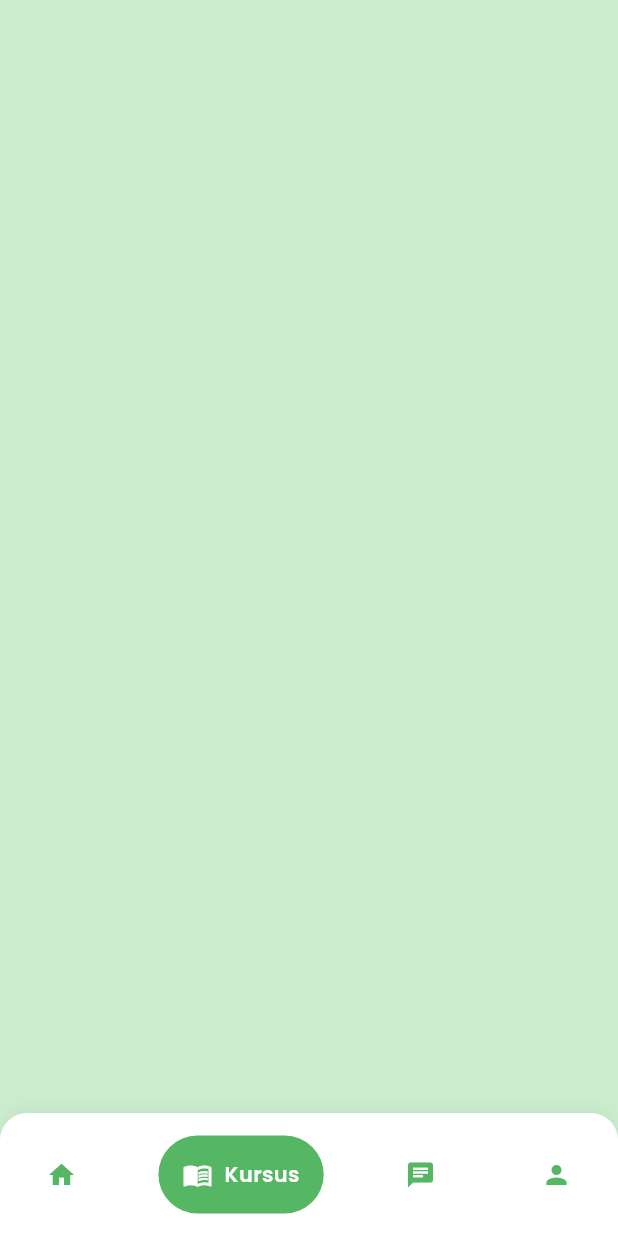
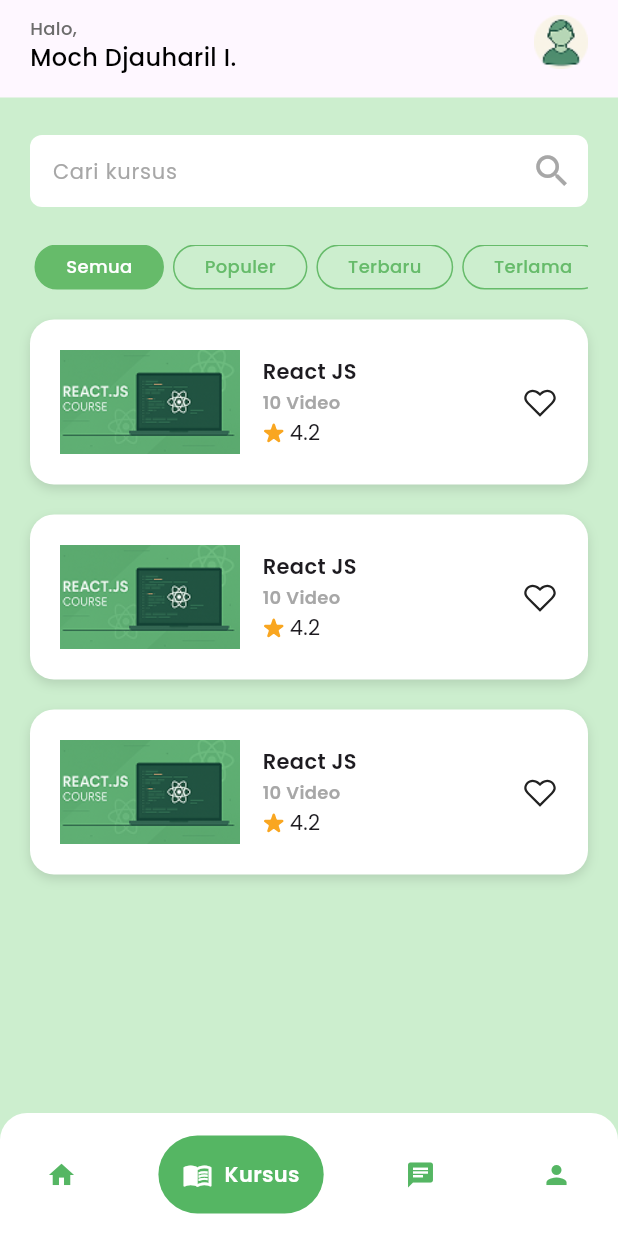
Before and after one commit to yowxy/Ngodingin, a Flutter app: the screen it shows after launch, item 2 of the bottom bar chosen, on a phone screen of 412 x 824 dp. Run offline on Flutter 3.47's test engine with Material 3 defaults, Android fonts, the light colour scheme and no system bars; drawn by our look-alikes of google_nav_bar; our stand-ins replace flutter_svg, google_fonts, line_icons.

Commit message:
feat: slicing course pages

```diff
--- a/lib/features/home/screens/course.dart
+++ b/lib/features/home/screens/course.dart
@@ -1,4 +1,8 @@
 import 'package:flutter/material.dart';
+import 'package:hology_fe/features/home/widgets/category_time_slider.dart';
+import 'package:hology_fe/features/home/widgets/course_card.dart';
+import 'package:hology_fe/features/home/widgets/header.dart';
+import 'package:hology_fe/shared/theme.dart';
 
 class Course extends StatefulWidget {
   const Course({super.key});
@@ -10,6 +14,65 @@ class Course extends StatefulWidget {
 class _CourseState extends State<Course> {
   @override
   Widget build(BuildContext context) {
-    return Container();
+    return Scaffold(
+      body: SafeArea(
+        child: Column(
+          crossAxisAlignment: CrossAxisAlignment.start,
+          children: [
+            Header(),
+            Expanded(
+              child: Container(
+                color: whitegreenColor,
+                width: double.infinity,
+                height: double.infinity,
+                child: SingleChildScrollView(
+                  child: Padding(
+                    padding: EdgeInsetsGeometry.symmetric(
+                      horizontal: 20,
+                      vertical: 10,
+                    ),
+                    child: Column(
+                      crossAxisAlignment: CrossAxisAlignment.start,
+                      children: [
+                        SizedBox(height: 15),
+                        Container(
+                          decoration: BoxDecoration(
+                            color: Colors.white,
+                            borderRadius: BorderRadius.circular(8),
+                          ),
+                          child: TextField(
+                            textAlignVertical: TextAlignVertical.center,
+                            decoration: InputDecoration(
+                              hintText: "Cari kursus",
+                              hintStyle: TextStyle(
+                                fontSize: 14,
+                                color: lightGrey,
+                              ),
+                              suffixIcon: Icon(
+                                Icons.search,
+                                size: 28,
+                                color: lightGrey,
+                              ),
+                              border: InputBorder.none,
+                              contentPadding: EdgeInsets.symmetric(
+                                horizontal: 15,
+                              ),
+                            ),
+                          ),
+                        ),
+                        SizedBox(height: 25),
+                        CategoryTimeSlider(),
+                        SizedBox(height: 20),
+                        CourseCard()
+                      ],
+                    ),
+                  ),
+                ),
+              ),
+            ),
+          ],
+        ),
+      ),
+    );
   }
 }
--- a/lib/features/home/screens/homepage.dart
+++ b/lib/features/home/screens/homepage.dart
@@ -41,13 +41,6 @@ class _HomepageState extends State<Homepage> {
             topLeft: Radius.circular(18),
             topRight: Radius.circular(18),
           ),
-          boxShadow: [
-            BoxShadow(
-              color: Colors.black.withOpacity(0.05),
-              blurRadius: 8,
-              offset: const Offset(0, -3),
-            ),
-          ],
         ),
         child: SafeArea(
           child: Padding(
--- a/lib/features/home/widgets/category_slider.dart
+++ b/lib/features/home/widgets/category_time_slider.dart
@@ -1,23 +1,16 @@
 import 'package:flutter/material.dart';
 
-class CategorySlider extends StatefulWidget {
-  const CategorySlider({super.key});
+class CategoryTimeSlider extends StatefulWidget {
+  const CategoryTimeSlider({super.key});
 
   @override
-  State<CategorySlider> createState() => _CategorySliderState();
+  State<CategoryTimeSlider> createState() => _CategoryTimeSliderState();
 }
 
-class _CategorySliderState extends State<CategorySlider> {
-  final List<String> categories = [
-    "All",
-    "Frontend",
-    "Backend",
-    "UI/UX",
-    "Machine Learning",
-    "Mobile",
-  ];
+class _CategoryTimeSliderState extends State<CategoryTimeSlider> {
+  int _selectedIndex = 0;
 
-  int selectedIndex = 0;
+  final List<String> categories = ["Semua", "Populer", "Terbaru", "Terlama"];
 
   @override
   Widget build(BuildContext context) {
@@ -27,12 +20,12 @@ class _CategorySliderState extends State<CategorySlider> {
         scrollDirection: Axis.horizontal,
         itemCount: categories.length,
         itemBuilder: (context, index) {
-          final isSelected = selectedIndex == index;
+          final isSelected = _selectedIndex == index;
 
           return GestureDetector(
             onTap: () {
               setState(() {
-                selectedIndex = index;
+                _selectedIndex = index;
               });
             },
             child: Container(
@@ -48,7 +41,7 @@ class _CategorySliderState extends State<CategorySlider> {
                 style: TextStyle(
                   color: isSelected ? Colors.white : Colors.green.shade400,
                   fontWeight: FontWeight.w500,
-                  fontSize: 12
+                  fontSize: 12,
                 ),
               ),
             ),
--- /dev/null
+++ b/lib/features/home/widgets/course_card.dart
@@ -0,0 +1,105 @@
+import 'package:flutter/material.dart';
+import 'package:flutter_svg/svg.dart';
+import 'package:hology_fe/shared/theme.dart';
+import 'package:line_icons/line_icons.dart';
+
+class CourseCard extends StatefulWidget {
+  const CourseCard({super.key});
+
+  @override
+  State<CourseCard> createState() => _CourseCardState();
+}
+
+class _CourseCardState extends State<CourseCard> {
+  final List<Map<String, String>> courses = [
+    {
+      "title": "React JS",
+      "image": "assets/images/react.png",
+      "videos": "10 Video",
+      "rating": "4.2",
+    },
+    {
+      "title": "React JS",
+      "image": "assets/images/react.png",
+      "videos": "10 Video",
+      "rating": "4.2",
+    },
+    {
+      "title": "React JS",
+      "image": "assets/images/react.png",
+      "videos": "10 Video",
+      "rating": "4.2",
+    },
+  ];
+
+  @override
+  Widget build(BuildContext context) {
+    return ListView.builder(
+      physics: const NeverScrollableScrollPhysics(),
+      shrinkWrap: true,
+      itemCount: courses.length,
+      itemBuilder: (context, index) {
+        final course = courses[index];
+        return Container(
+          height: 110,
+          padding: EdgeInsets.all(20),
+          margin: EdgeInsets.only(bottom: 20),
+          decoration: BoxDecoration(
+            color: Colors.white,
+            borderRadius: BorderRadius.circular(16),
+            boxShadow: [
+              BoxShadow(
+                color: Colors.black12,
+                blurRadius: 6,
+                offset: Offset(0, 3),
+              ),
+            ],
+          ),
+          child: Row(
+            mainAxisAlignment: MainAxisAlignment.spaceBetween,
+            children: [
+              Row(
+                children: [
+                  Image.asset(course["image"]!, height: 120, width: 120),
+                  SizedBox(width: 15),
+                  Column(
+                    crossAxisAlignment: CrossAxisAlignment.start,
+                    mainAxisAlignment: MainAxisAlignment.center,
+                    children: [
+                      Text(
+                        course["title"]!,
+                        style: TextStyle(fontSize: 14, fontWeight: semibold),
+                      ),
+                      SizedBox(height: 2),
+                      Text(
+                        course["videos"]!,
+                        style: TextStyle(
+                          fontSize: 12,
+                          color: lightGrey,
+                          fontWeight: semibold,
+                        ),
+                      ),
+                      SizedBox(height: 2),
+                      Row(
+                        children: [
+                          SvgPicture.asset(
+                            "assets/icons/star.svg",
+                            height: 15,
+                            width: 15,
+                          ),
+                          SizedBox(width: 3),
+                          Text(course["rating"]!),
+                        ],
+                      ),
+                    ],
+                  ),
+                ],
+              ),
+              Icon(LineIcons.heart),
+            ],
+          ),
+        );
+      },
+    );
+  }
+}
--- /dev/null
+++ b/lib/features/home/widgets/header.dart
@@ -0,0 +1,47 @@
+import 'package:flutter/material.dart';
+import 'package:hology_fe/shared/theme.dart';
+
+class Header extends StatefulWidget {
+  const Header({super.key});
+
+  @override
+  State<Header> createState() => _HeaderState();
+}
+
+class _HeaderState extends State<Header> {
+  @override
+  Widget build(BuildContext context) {
+    return Padding(
+      padding: EdgeInsetsDirectional.symmetric(horizontal: 20, vertical: 10),
+      child: Row(
+        mainAxisAlignment: MainAxisAlignment.spaceBetween,
+        crossAxisAlignment: CrossAxisAlignment.start,
+        children: [
+          Column(
+            crossAxisAlignment: CrossAxisAlignment.start,
+            children: [
+              Text(
+                "Halo,",
+                style: TextStyle(
+                  fontSize: 12,
+                  fontWeight: FontWeight.w500,
+                  color: grey,
+                ),
+              ),
+              Text(
+                "Moch Djauharil I.",
+                style: TextStyle(
+                  fontSize: 16,
+                  fontWeight: FontWeight.w500,
+                  color: Colors.black,
+                ),
+              ),
+              SizedBox(height: 5),
+            ],
+          ),
+          GestureDetector(child: Image.asset("assets/images/profile.png")),
+        ],
+      ),
+    );
+  }
+}
--- a/lib/shared/theme.dart
+++ b/lib/shared/theme.dart
@@ -15,6 +15,8 @@ TextStyle greenTextStyle = GoogleFonts.poppins(
 
 Color whiteColor = const Color(0xffFFFFFF);
 Color whiteBackgroundColor = const Color (0xffFFFFFF);
+Color grey = const Color(0xff6C6C6C);
+Color lightGrey = const Color(0xffA7A7A7);
 Color blackColor = const Color(0xff14193F);
 Color greenColor = const Color(0xff55B663);
 Color whitegreenColor = const Color(0xffCCEECE);
--- a/pubspec.yaml
+++ b/pubspec.yaml
@@ -58,6 +58,7 @@ dev_dependencies:
 flutter:
   assets:
     - assets/images/
+    - assets/icons/
 
   # The following line ensures that the Material Icons font is
   # included with your application, so that you can use the icons in
```
Also changed, not shown: lib/features/home/screens/home.dart (+20 -47 lines), lib/features/home/widgets/category_course_slider.dart (added, +60 -0 lines), lib/features/home/widgets/my_course_card.dart (renamed from lib/features/home/widgets/my_course.dart, +4 -4 lines), lib/features/home/widgets/recommended_course_card.dart (renamed from lib/features/home/widgets/recommended_course.dart, +4 -4 lines), assets/icons/star.svg (added).
